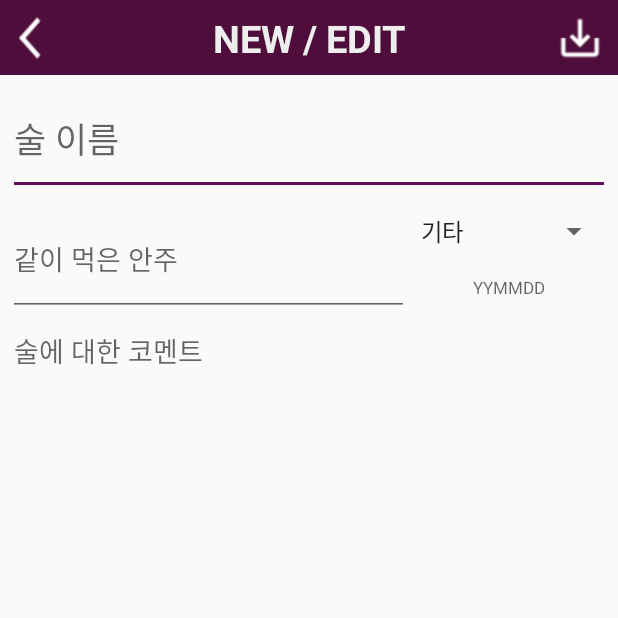
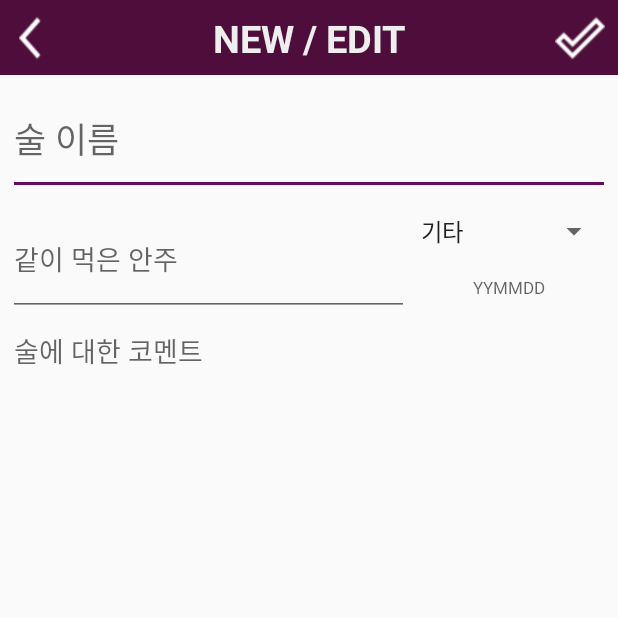
Before and after one commit to Merseong/Alcohol_List, an Android app: the AddEditActivity screen opened directly, with no data from a screen before it, on a phone screen of 412 x 824 dp, the top half of it. Run offline under Robolectric (Android 15) with nearby library versions, the phone set to English and light mode, and no system bars.

Commit message:
add comment and change icon

```diff
--- a/AlcoholList/app/src/main/java/ku/merseong/alcohollist/AddEditActivity.java
+++ b/AlcoholList/app/src/main/java/ku/merseong/alcohollist/AddEditActivity.java
@@ -8,6 +8,7 @@ import android.widget.EditText;
 import android.widget.Spinner;
 import android.widget.Toast;
 
+// 술일기를 새로 추가하는 화면에 적용되는 클래스
 public class AddEditActivity extends Activity
 {
     EditText alcName;
@@ -31,6 +32,7 @@ public class AddEditActivity extends Activity
         alcDate = (EditText)findViewById(R.id.AlcDate);
         alcComment = (EditText)findViewById(R.id.AlcComment);
 
+        // 술의 종류에 대해 기록할때 쓰인다.
         alcCategory.setOnItemSelectedListener(new AdapterView.OnItemSelectedListener() {
             @Override
             public void onItemSelected(AdapterView<?> parent, View view, int position, long id) {
@@ -47,6 +49,7 @@ public class AddEditActivity extends Activity
         });
     }
 
+    // 뒤로가기 버튼
     public void onBackButtonClicked(View v)
     {
 
@@ -54,6 +57,7 @@ public class AddEditActivity extends Activity
         finish();
     }
 
+    // 저장 버튼을 눌렀을때
     public void onSaveButtonClicked(View view)
     {
         String name = alcName.getText().toString();
--- a/AlcoholList/app/src/main/java/ku/merseong/alcohollist/DaFe.java
+++ b/AlcoholList/app/src/main/java/ku/merseong/alcohollist/DaFe.java
@@ -2,6 +2,7 @@ package ku.merseong.alcohollist;
 
 import java.util.Calendar;
 
+// Date&Feel, 날짜의 경우는 구현했으나, 기분의 표현은 아직 미구현이라 1번 상태로 고정함
 public class DaFe
 {
     public Enums.Feel feel;
@@ -13,6 +14,7 @@ public class DaFe
     // 인풋방식 (기분1자리)(연도2자리)(월2자리)(일2자리)
     public DaFe(int dafe)
     {
+        // 만일 날짜를 입력하지 않았다면 입력한 날짜를 Date로 한다.
         if (dafe == 1000000)
         {
             Calendar cal = Calendar.getInstance();
--- a/AlcoholList/app/src/main/java/ku/merseong/alcohollist/ListAdapter.java
+++ b/AlcoholList/app/src/main/java/ku/merseong/alcohollist/ListAdapter.java
@@ -12,6 +12,7 @@ import org.w3c.dom.Text;
 
 import java.util.ArrayList;
 
+// Alcohol의 데이터들을 메인 화면의 ListView에 넣기 위해 데이터를 조정해주는 클래스
 public class ListAdapter extends BaseAdapter
 {
     private LayoutInflater inflater = null;
--- a/AlcoholList/app/src/main/java/ku/merseong/alcohollist/MainActivity.java
+++ b/AlcoholList/app/src/main/java/ku/merseong/alcohollist/MainActivity.java
@@ -41,6 +41,8 @@ public class MainActivity extends AppCompatActivity
         searchButton = (ImageButton)findViewById(R.id.search_button);
         searchText = (EditText)findViewById(R.id.Search_text);
         m_oListView = (ListView)findViewById(R.id.listview1);
+
+        // 술 일기의 삭제에 관여, 두번 터치시 삭제되도록 클릭된 item의 index를 기억해둔다.
         m_oListView.setOnItemClickListener(new AdapterView.OnItemClickListener() {
             @Override
             public void onItemClick(AdapterView<?> adapterView, View view, int i, long l) {
@@ -50,6 +52,7 @@ public class MainActivity extends AppCompatActivity
                     whatitemClicked = i;
                 }
                 else {
+                    // Alcohol의 데이터를 삭제하고, 그걸 데이터에 저장한 뒤 다시 로드한다.
                     Alcohol.delete(Alcohol.AlcList.size() - i - 1);
                     Alcohol.Save();
                     Load();
@@ -62,12 +65,14 @@ public class MainActivity extends AppCompatActivity
         m_oListView.setAdapter(new ListAdapter(Alcohol.publicAlcList()));
     }
 
+    // 추가 창으로 넘기도록
     public void onAddButtonClicked(View view)
     {
         Intent intent = new Intent(this, AddEditActivity.class);
         startActivity(intent);
     }
 
+    // 초기에 데이터를 불러온다.
     public void Load()
     {
         Alcohol.Reset();
@@ -94,6 +99,7 @@ public class MainActivity extends AppCompatActivity
         }
     }
 
+    // 검색 버튼, 검색 후 아이콘이 바뀌도록
     public void onSearchButtonClicked(View view)
     {
         String toSearch = searchText.getText().toString();
--- a/AlcoholList/app/src/main/res/layout/add_edit_page.xml
+++ b/AlcoholList/app/src/main/res/layout/add_edit_page.xml
@@ -50,7 +50,7 @@
             android:padding="3dp"
             android:scaleType="fitXY"
             android:background="@android:color/transparent"
-            android:src="@drawable/baseline_save_alt_white_18dp"
+            android:src="@drawable/baseline_done_outline_white_18dp"
             android:onClick="onSaveButtonClicked"/>
 
     </LinearLayout>
```
Also changed, not shown: AlcoholList/app/src/main/java/ku/merseong/alcohollist/Alcohol.java (+9 -1 lines), AlcoholList/app/src/main/res/drawable/baseline_done_outline_white_18dp.png (added), AlcoholList/app/src/main/res/drawable/baseline_save_alt_white_18dp.png (deleted).
